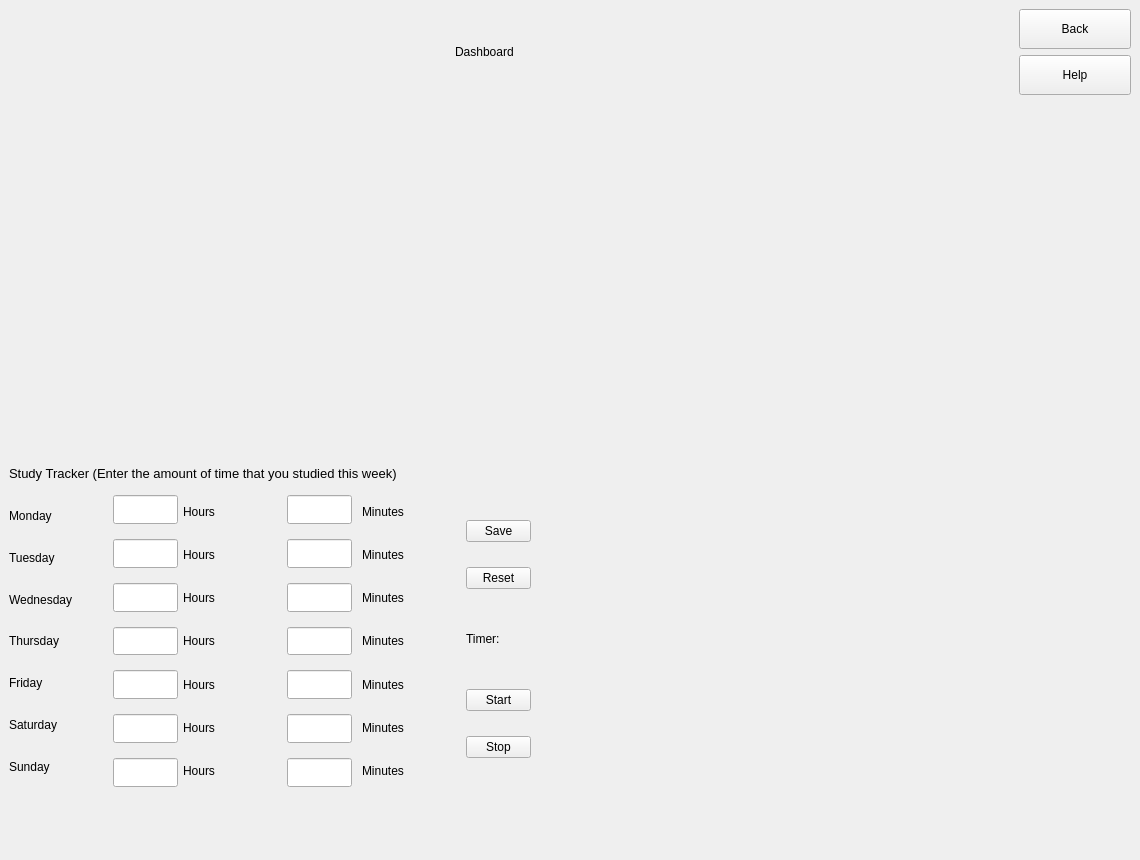
Above: main/UI/dashboard_test.ui from Demonim/Simargl-Study-Project before the change. Below: the same form after it.
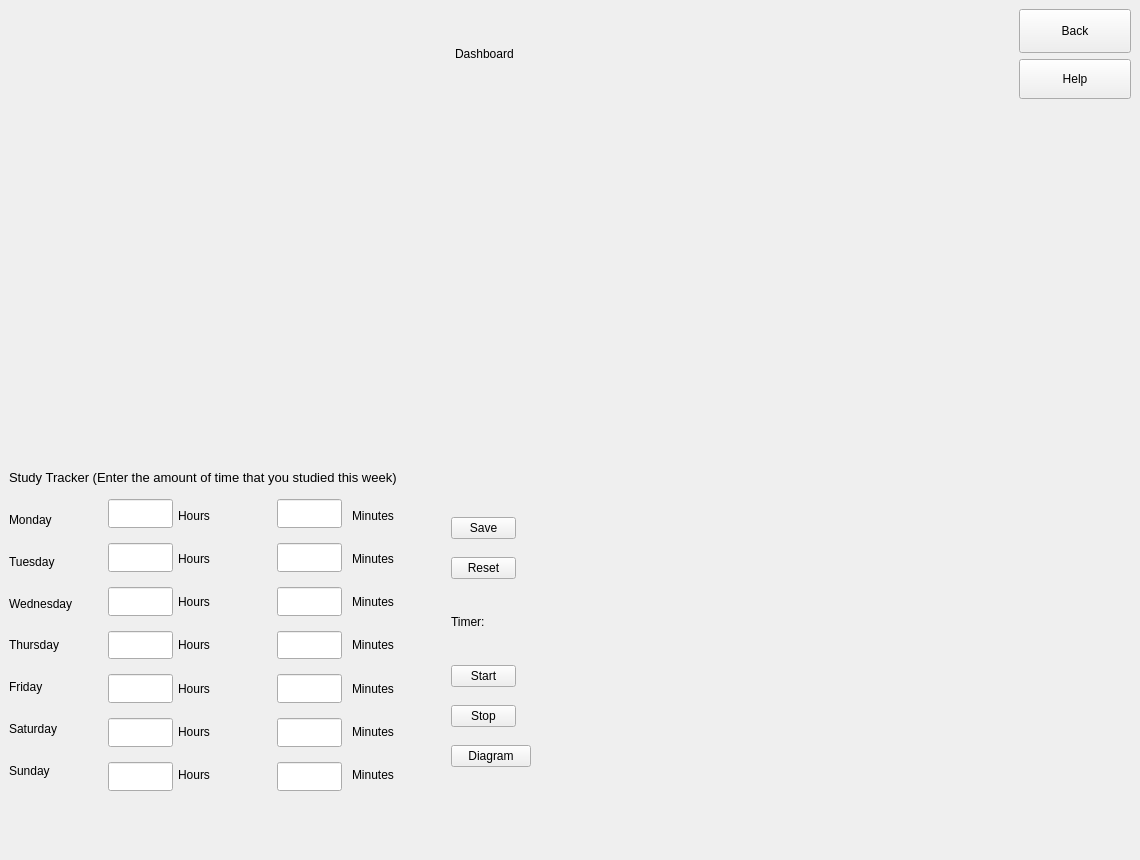
That is the form after the change.

Commit message:
Turn off Button
Added Turn off button and 4th Diagram UI

Diff of the .ui file:
```diff
--- a/main/UI/dashboard_test.ui
+++ b/main/UI/dashboard_test.ui
@@ -43,7 +43,7 @@
     font-size: 10pt;
 }</string>
    </property>
-   <layout class="QVBoxLayout" name="verticalLayout_9" stretch="4,10,1,10,3">
+   <layout class="QVBoxLayout" name="verticalLayout_9">
     <item>
      <layout class="QHBoxLayout" name="horizontalLayout" stretch="4,1,4,1">
       <item>
@@ -673,7 +673,7 @@
            </layout>
           </item>
           <item>
-           <layout class="QVBoxLayout" name="verticalLayout_7" stretch="1,1,1,1,1">
+           <layout class="QVBoxLayout" name="verticalLayout_7" stretch="1,1,1,1,1,0">
             <property name="spacing">
              <number>0</number>
             </property>
@@ -748,6 +748,19 @@
               </property>
              </widget>
             </item>
+            <item>
+             <widget class="QPushButton" name="Diagram">
+              <property name="maximumSize">
+               <size>
+                <width>80</width>
+                <height>16777215</height>
+               </size>
+              </property>
+              <property name="text">
+               <string>Diagram</string>
+              </property>
+             </widget>
+            </item>
            </layout>
           </item>
          </layout>
```
The commit also changes 3 other files.
